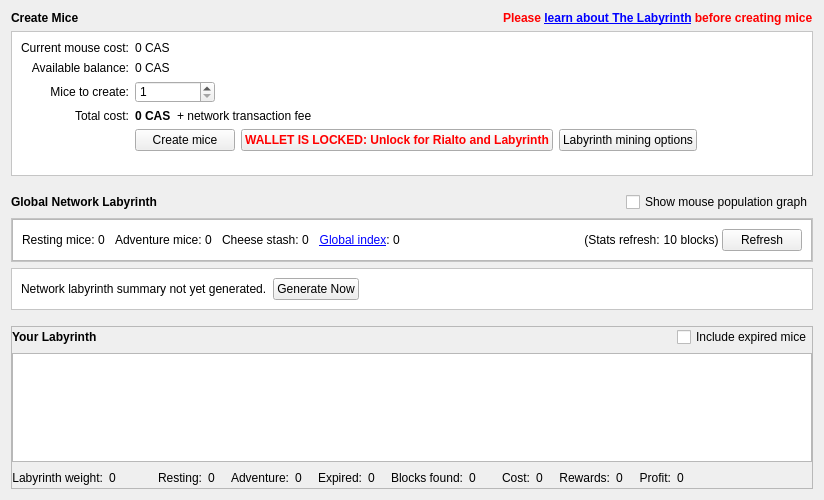
Above: src/qt/forms/hivedialog.ui from fromport/Cascoin before the change. Below: the same form after it.
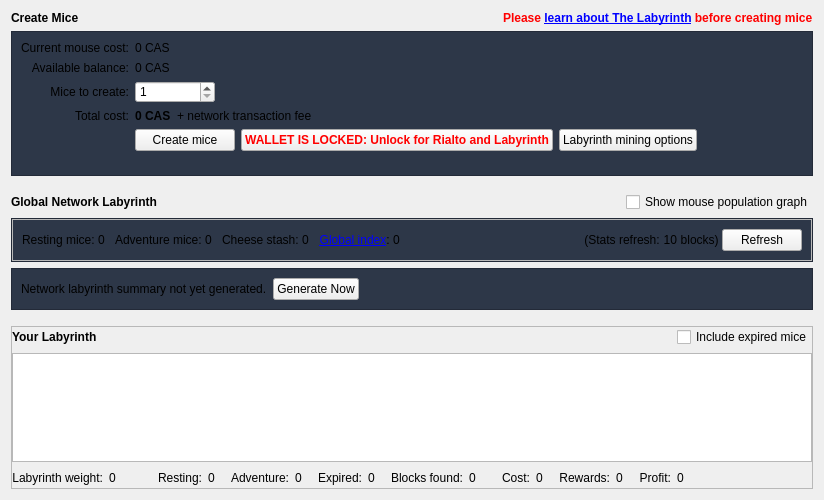
That is the form after the change. Icons and pictures are not drawn. Custom widgets are drawn as their Qt base class.

Commit message: Enhance dark theme styling and color contrast across UI components

```diff
--- a/src/qt/forms/hivedialog.ui
+++ b/src/qt/forms/hivedialog.ui
@@ -115,7 +115,7 @@
       <string notr="true">#createBeesForm{background:url(:/icons/hive_background_flash);
 background-repeat:no-repeat;
 background-position:bottom right;
-background-color:white; color:black;}</string>
+background-color:#2d3748; color:#ffffff;}</string>
      </property>
      <property name="frameShape">
       <enum>QFrame::StyledPanel</enum>
@@ -464,7 +464,7 @@
    <item>
     <widget class="QFrame" name="globalHiveSummary">
      <property name="styleSheet">
-      <string notr="true">#globalHiveSummary {background-color:white; color:black;}</string>
+      <string notr="true">#globalHiveSummary {background-color:#2d3748; color:#ffffff;}</string>
      </property>
      <property name="frameShape">
       <enum>QFrame::StyledPanel</enum>
@@ -782,7 +782,7 @@
     <widget class="QFrame" name="globalHiveSummaryError">
      <property name="styleSheet">
       <string notr="true">#globalHiveSummaryError {
-background-color:white; color:black;
+background-color:#2d3748; color:#ffffff;
 }</string>
      </property>
      <property name="frameShape">
```
The commit also changes 4 other files.
